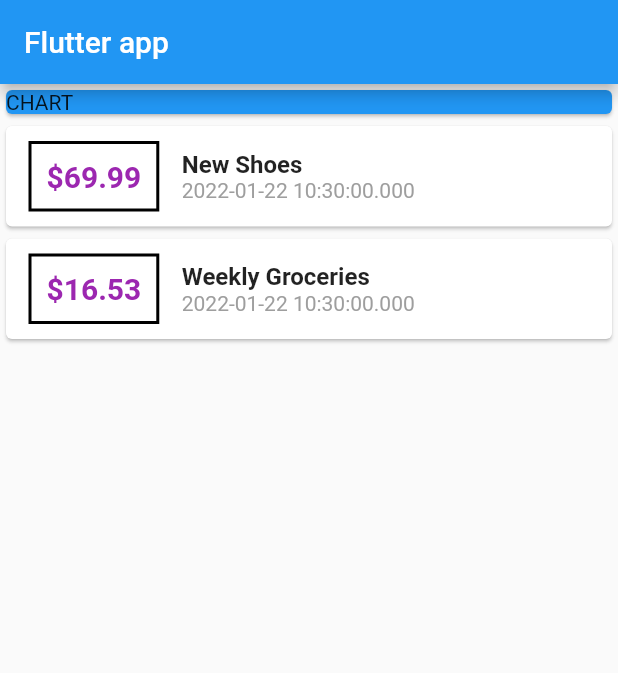
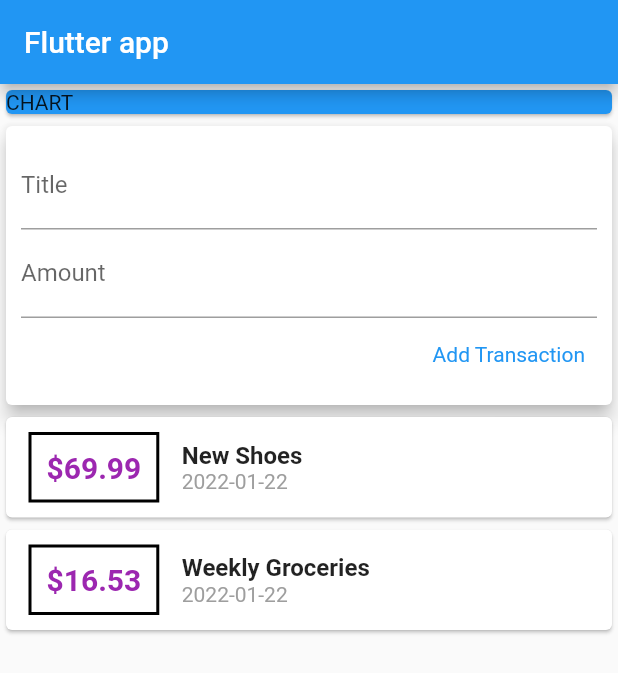
Before and after one commit to Jeordman/basic_budget_flutter_practice, a Flutter app: the screen it shows after launch, on a phone screen of 412 x 824 dp. Shown: the top 673 px of the screen. Run offline on Flutter 3.47's test engine with Material 2 defaults, Android fonts, the phone set to English and light mode, and no system bars.

Commit message:
datetime package / add transactions

```diff
--- a/lib/main.dart
+++ b/lib/main.dart
@@ -1,5 +1,6 @@
 import 'package:flutter/material.dart';
 import 'package:expense_tracker/transactions.dart';
+import 'package:intl/intl.dart';
 
 void main() {
   runApp(_MyApp());
@@ -16,6 +17,11 @@ class _MyApp extends StatelessWidget {
 }
 
 class _MyHomePage extends StatelessWidget {
+  convertDateTime(DateTime date) {
+    final DateFormat formatter = DateFormat('yyyy-MM-dd');
+    return formatter.format(date);
+  }
+
   final List<Transaction> transactions = [
     Transaction(
       id: 't1',
@@ -30,6 +36,15 @@ class _MyHomePage extends StatelessWidget {
       date: DateTime.now(),
     ),
   ];
+
+  final titleController = TextEditingController();
+  final amountController = TextEditingController();
+
+  handleNewTransaction() {
+    print('Button Clicked');
+    print(titleController.text);
+    print(amountController.text);
+  }
 
   @override
   Widget build(BuildContext context) {
@@ -50,6 +65,31 @@ class _MyHomePage extends StatelessWidget {
                 child: Text("CHART"),
               ),
             ),
+            Card(
+                elevation: 5,
+                child: Container(
+                  padding: EdgeInsets.all(10),
+                  child: Column(
+                    crossAxisAlignment: CrossAxisAlignment.end,
+                    // ignore: prefer_const_literals_to_create_immutables
+                    children: [
+                      TextField(
+                        decoration: const InputDecoration(labelText: "Title"),
+                        controller: titleController,
+                      ),
+                      TextField(
+                        decoration: const InputDecoration(labelText: "Amount"),
+                        controller: amountController,
+                      ),
+                      TextButton(
+                          onPressed: handleNewTransaction,
+                          child: const Text("Add Transaction"),
+                          style: TextButton.styleFrom(
+                            textStyle: const TextStyle(color: Colors.purple),
+                          ))
+                    ],
+                  ),
+                )),
             Column(
               children: transactions.map((tx) {
                 return Card(
@@ -78,7 +118,7 @@ class _MyHomePage extends StatelessWidget {
                               fontSize: 16, fontWeight: FontWeight.bold),
                         ),
                         Text(
-                          tx.date.toString(),
+                          convertDateTime(tx.date),
                           style: const TextStyle(color: Colors.grey),
                         )
                       ],
--- a/pubspec.yaml
+++ b/pubspec.yaml
@@ -29,6 +29,7 @@ environment:
 dependencies:
   flutter:
     sdk: flutter
+  intl: ^0.15.8
 
 
   # The following adds the Cupertino Icons font to your application.
```
Also changed, not shown: pubspec.lock.
